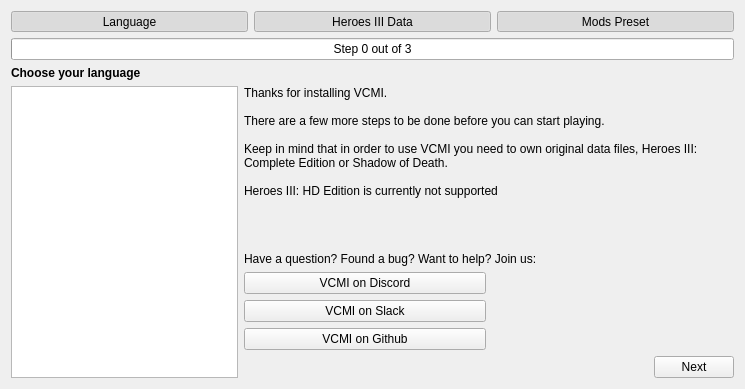
Above: launcher/firstLaunch/firstlaunch_moc.ui from vcmi/vcmi before the change. Below: the same form after it.
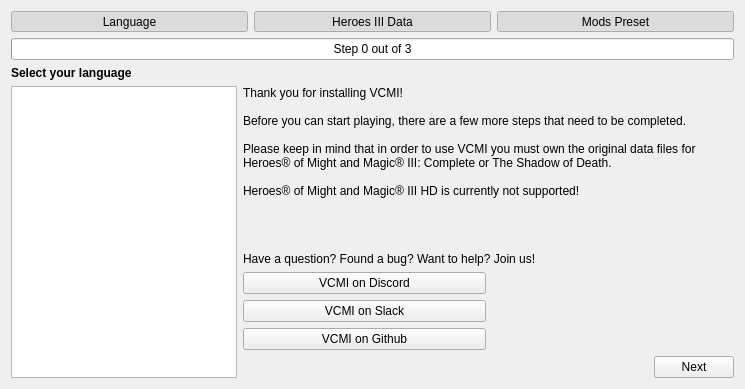
That is the form after the change.

Commit message: CModListView, firstlaunch and lobby strings reviewed

What changed in the file:
```diff
--- a/launcher/firstLaunch/firstlaunch_moc.ui
+++ b/launcher/firstLaunch/firstlaunch_moc.ui
@@ -143,7 +143,7 @@
           </font>
          </property>
          <property name="text">
-          <string>Choose your language</string>
+          <string>Select your language</string>
          </property>
         </widget>
        </item>
@@ -193,7 +193,7 @@
          <item row="0" column="0" colspan="2">
           <widget class="QLabel" name="labelLanguageSocial">
            <property name="text">
-            <string>Have a question? Found a bug? Want to help? Join us:</string>
+            <string>Have a question? Found a bug? Want to help? Join us!</string>
            </property>
           </widget>
          </item>
@@ -202,13 +202,13 @@
        <item row="1" column="1" colspan="2">
         <widget class="QLabel" name="labelLanguageWelcome">
          <property name="text">
-          <string>Thanks for installing VCMI.
+          <string>Thank you for installing VCMI!
 
-There are a few more steps to be done before you can start playing.
+Before you can start playing, there are a few more steps that need to be completed.
 
-Keep in mind that in order to use VCMI you need to own original data files, Heroes III: Complete Edition or Shadow of Death.
+Please keep in mind that in order to use VCMI you must own the original data files for Heroes® of Might and Magic® III: Complete or The Shadow of Death.
 
-Heroes III: HD Edition is currently not supported</string>
+Heroes® of Might and Magic® III HD is currently not supported!</string>
          </property>
          <property name="wordWrap">
           <bool>true</bool>
```
Left out of the diff: 20 changed lines with no effect on the pictures. The commit also changes 4 other files.
